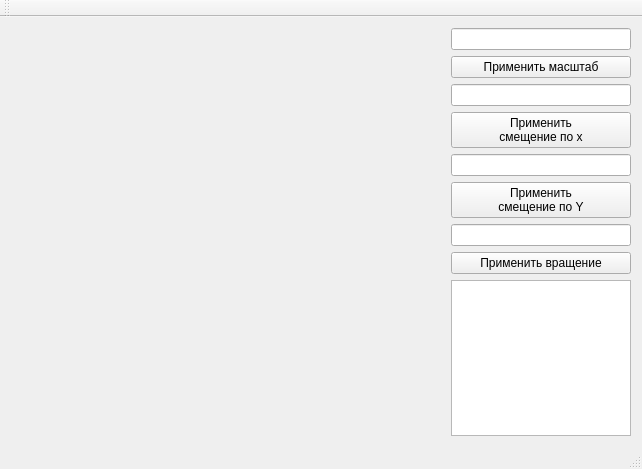
Qt form lab_02/mainwindow.ui (bmstu-ics7/computer-graphics) before a commit.
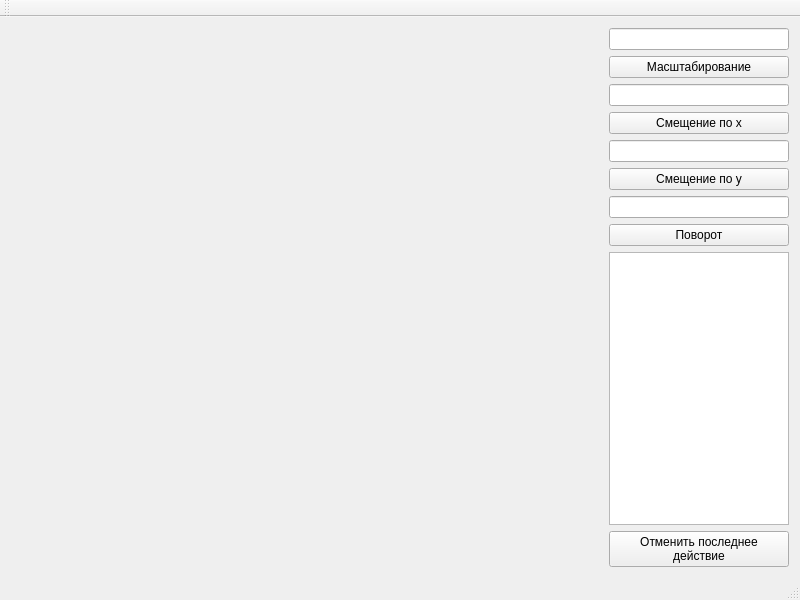
The same form after that commit.

Commit message: ADD: complete picture

```diff
--- a/lab_02/mainwindow.ui
+++ b/lab_02/mainwindow.ui
@@ -6,16 +6,22 @@
    <rect>
     <x>0</x>
     <y>0</y>
-    <width>642</width>
-    <height>469</height>
+    <width>800</width>
+    <height>600</height>
    </rect>
   </property>
+  <property name="minimumSize">
+   <size>
+    <width>800</width>
+    <height>600</height>
+   </size>
+  </property>
   <property name="windowTitle">
    <string>MainWindow</string>
   </property>
   <widget class="QWidget" name="centralWidget">
    <layout class="QGridLayout" name="gridLayout">
-    <item row="3" column="0">
+    <item row="8" column="0">
      <spacer name="horizontalSpacer">
       <property name="orientation">
        <enum>Qt::Horizontal</enum>
@@ -28,60 +34,8 @@
       </property>
      </spacer>
     </item>
-    <item row="3" column="1">
-     <widget class="QPushButton" name="btnOffcsetX">
-      <property name="minimumSize">
-       <size>
-        <width>180</width>
-        <height>0</height>
-       </size>
-      </property>
-      <property name="maximumSize">
-       <size>
-        <width>180</width>
-        <height>16777215</height>
-       </size>
-      </property>
-      <property name="text">
-       <string>Применить
-смещение по x</string>
-      </property>
-     </widget>
-    </item>
-    <item row="6" column="1">
-     <widget class="QLineEdit" name="lineRotate">
-      <property name="minimumSize">
-       <size>
-        <width>180</width>
-        <height>0</height>
-       </size>
-      </property>
-      <property name="maximumSize">
-       <size>
-        <width>180</width>
-        <height>16777215</height>
-       </size>
-      </property>
-     </widget>
-    </item>
     <item row="0" column="1">
-     <widget class="QLineEdit" name="lineSize">
-      <property name="minimumSize">
-       <size>
-        <width>180</width>
-        <height>0</height>
-       </size>
-      </property>
-      <property name="maximumSize">
-       <size>
-        <width>180</width>
-        <height>16777215</height>
-       </size>
-      </property>
-     </widget>
-    </item>
-    <item row="2" column="1">
-     <widget class="QLineEdit" name="lineOffsetX">
+     <widget class="QLineEdit" name="lineScale">
       <property name="minimumSize">
        <size>
         <width>180</width>
@@ -98,6 +52,13 @@
     </item>
     <item row="7" column="1">
      <widget class="QPushButton" name="btnRotate">
+      <property name="text">
+       <string>Поворот</string>
+      </property>
+     </widget>
+    </item>
+    <item row="8" column="1">
+     <widget class="QListWidget" name="listActions">
       <property name="minimumSize">
        <size>
         <width>180</width>
@@ -110,47 +71,50 @@
         <height>16777215</height>
        </size>
       </property>
+     </widget>
+    </item>
+    <item row="2" column="1">
+     <widget class="QLineEdit" name="lineOffsetX">
+      <property name="minimumSize">
+       <size>
+        <width>180</width>
+        <height>0</height>
+       </size>
+      </property>
+      <property name="maximumSize">
+       <size>
+        <width>180</width>
+        <height>16777215</height>
+       </size>
+      </property>
+     </widget>
+    </item>
+    <item row="1" column="1">
+     <widget class="QPushButton" name="btnScale">
       <property name="text">
-       <string>Применить вращение</string>
+       <string>Масштабирование</string>
+      </property>
+     </widget>
+    </item>
+    <item row="3" column="1">
+     <widget class="QPushButton" name="btnOffseX">
+      <property name="text">
+       <string>Смещение по x</string>
+      </property>
+     </widget>
+    </item>
+    <item row="9" column="1">
+     <widget class="QPushButton" name="btnCancel">
+      <property name="text">
+       <string>Отменить последнее
+действие</string>
       </property>
      </widget>
     </item>
     <item row="5" column="1">
      <widget class="QPushButton" name="btnOffsetY">
-      <property name="minimumSize">
-       <size>
-        <width>180</width>
-        <height>0</height>
-       </size>
-      </property>
-      <property name="maximumSize">
-       <size>
-        <width>180</width>
-        <height>16777215</height>
-       </size>
-      </property>
       <property name="text">
-       <string>Применить
-смещение по Y</string>
-      </property>
-     </widget>
-    </item>
-    <item row="1" column="1">
-     <widget class="QPushButton" name="btnSize">
-      <property name="minimumSize">
-       <size>
-        <width>180</width>
-        <height>0</height>
-       </size>
-      </property>
-      <property name="maximumSize">
-       <size>
-        <width>180</width>
-        <height>16777215</height>
-       </size>
-      </property>
-      <property name="text">
-       <string>Применить масштаб</string>
+       <string>Смещение по y</string>
       </property>
      </widget>
     </item>
@@ -170,8 +134,8 @@
       </property>
      </widget>
     </item>
-    <item row="8" column="1">
-     <widget class="QListWidget" name="listWidget">
+    <item row="6" column="1">
+     <widget class="QLineEdit" name="lineRotate">
       <property name="minimumSize">
        <size>
         <width>180</width>
```
Left out of the diff: 2 changed lines with no effect on the pictures. The commit also changes 2 other files.
